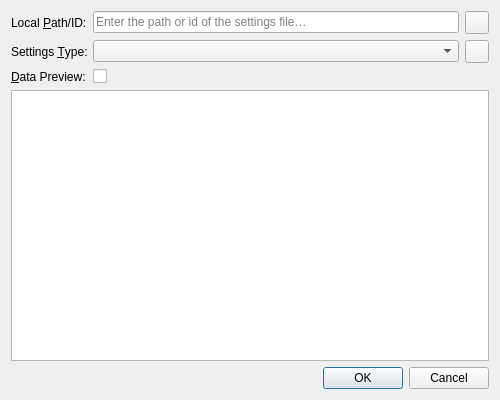
Qt form conflip/editsettingsobjectdialog.ui (Skycoder42/Conflip) before a commit.
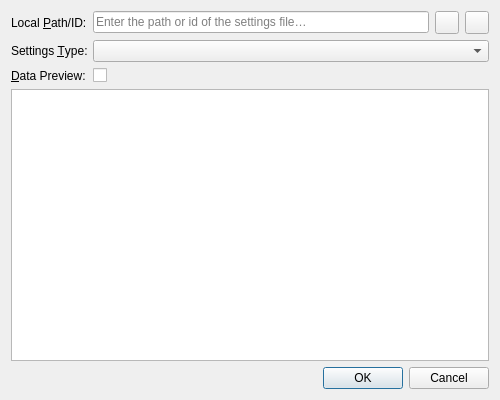
The same form after that commit. Icons and pictures are not drawn.

```diff
--- a/conflip/editsettingsobjectdialog.ui
+++ b/conflip/editsettingsobjectdialog.ui
@@ -46,6 +46,17 @@
          </property>
         </widget>
        </item>
+       <item>
+        <widget class="QToolButton" name="applyButton">
+         <property name="toolTip">
+          <string>Load settings for given file/ID into the editor</string>
+         </property>
+         <property name="icon">
+          <iconset theme="dialog-ok-apply">
+           <normaloff>.</normaloff>.</iconset>
+         </property>
+        </widget>
+       </item>
       </layout>
      </item>
      <item row="1" column="0">
@@ -59,22 +70,7 @@
       </widget>
      </item>
      <item row="1" column="1">
-      <layout class="QHBoxLayout" name="horizontalLayout_2">
-       <item>
-        <widget class="QComboBox" name="settingsTypeComboBox"/>
-       </item>
-       <item>
-        <widget class="QToolButton" name="applyButton">
-         <property name="toolTip">
-          <string>Load settings for given file/ID into the editor</string>
-         </property>
-         <property name="icon">
-          <iconset theme="dialog-ok-apply">
-           <normaloff>.</normaloff>.</iconset>
-         </property>
-        </widget>
-       </item>
-      </layout>
+      <widget class="QComboBox" name="settingsTypeComboBox"/>
      </item>
      <item row="2" column="0">
       <widget class="QLabel" name="dataPreviewLabel">
```
